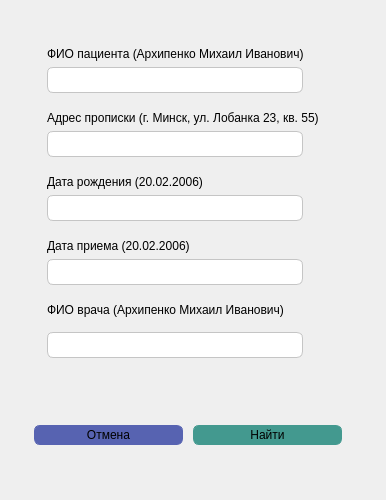
Before: the Qt Designer form lab_2/ui/delete_window.ui in Artemdjdj/PPOIS_4, drawn with Qt 5.
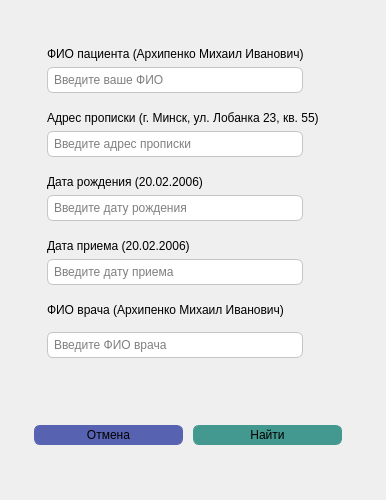
After: the same form once the commit is applied. Icons and pictures are not drawn.

```diff
--- a/lab_2/ui/delete_window.ui
+++ b/lab_2/ui/delete_window.ui
@@ -139,6 +139,9 @@
 border-radius:6px;
 padding:4px;</string>
                        </property>
+                       <property name="placeholderText">
+                        <string>Введите ваше ФИО</string>
+                       </property>
                       </widget>
                      </item>
                      <item>
@@ -214,6 +217,9 @@
 border-radius:6px;
 padding:4px;</string>
                        </property>
+                       <property name="placeholderText">
+                        <string>Введите адрес прописки</string>
+                       </property>
                       </widget>
                      </item>
                      <item>
@@ -289,6 +295,9 @@
 border-radius:6px;
 padding:4px;</string>
                        </property>
+                       <property name="placeholderText">
+                        <string>Введите дату рождения</string>
+                       </property>
                       </widget>
                      </item>
                      <item>
@@ -367,6 +376,9 @@
 border-radius:6px;
 padding:4px;</string>
                        </property>
+                       <property name="placeholderText">
+                        <string>Введите дату приема</string>
+                       </property>
                       </widget>
                      </item>
                      <item>
@@ -439,6 +451,9 @@
 border-radius:6px;
 padding:4px;</string>
                        </property>
+                       <property name="placeholderText">
+                        <string>Введите ФИО врача</string>
+                       </property>
                       </widget>
                      </item>
                      <item>
```
